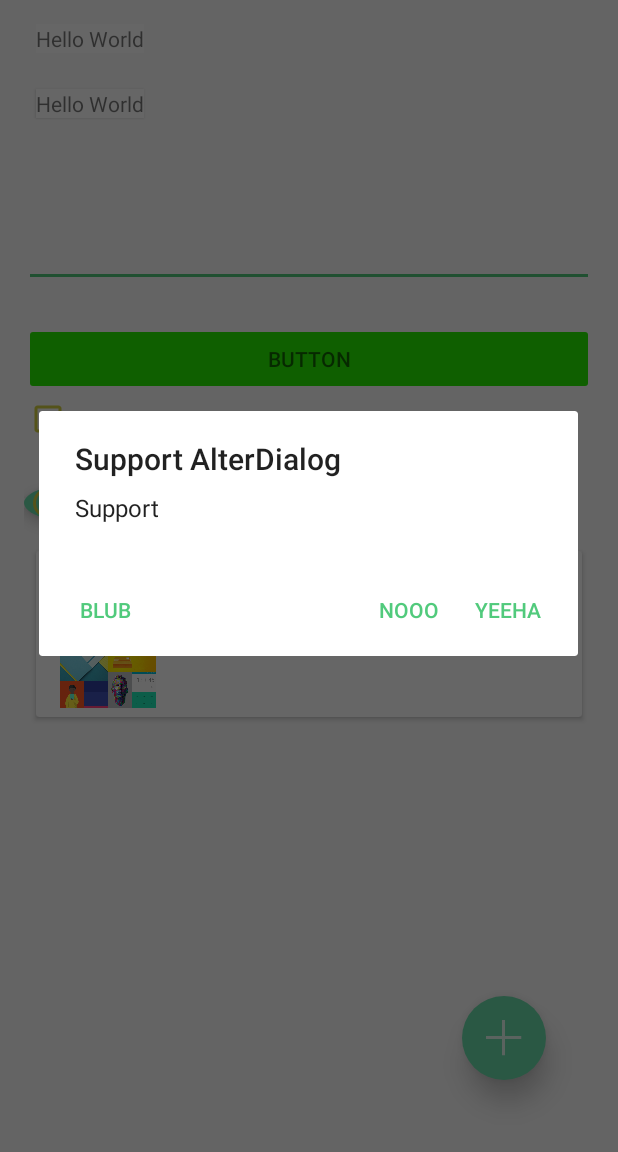
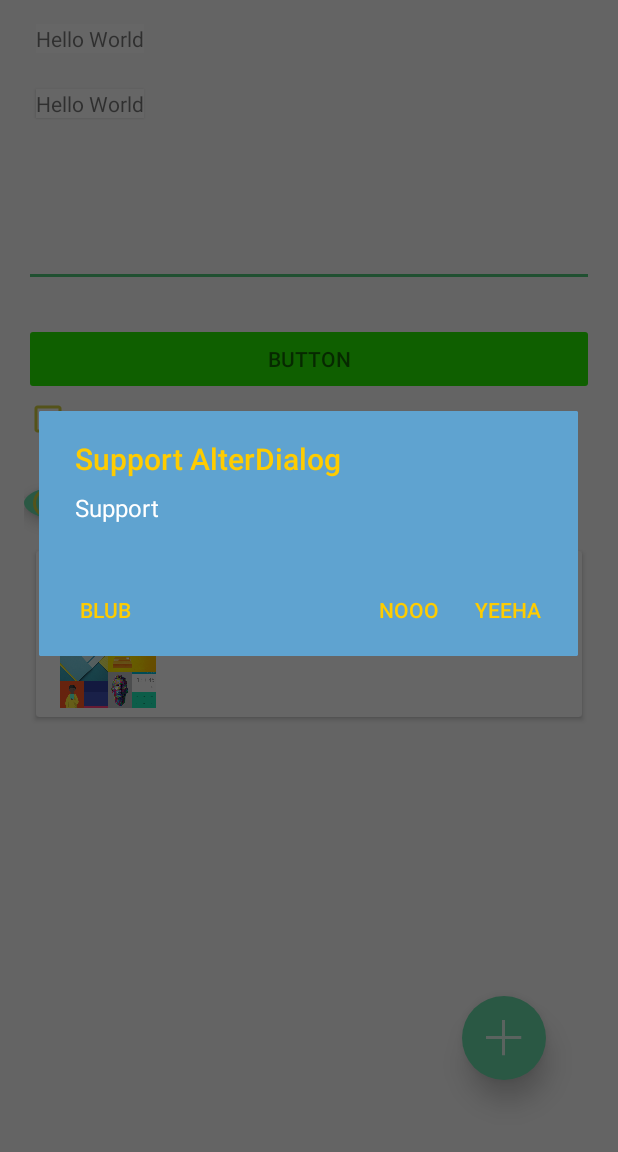
Before and after one commit to 3dmg/AndroidStudioSandbox, an Android app: the screen it shows after launch (HomeActivity), after a tap on an icon or button, on a phone screen of 412 x 824 dp, the part 84-1236 px from its top. Run offline under Robolectric (Android 15) with nearby library versions, the phone set to English and light mode, and no system bars.

Commit message:
add AlertDialog styling

```diff
--- a/mobile/src/main/java/at/mg/androidstudiosandbox/fragments/PlaceholderFragment.java
+++ b/mobile/src/main/java/at/mg/androidstudiosandbox/fragments/PlaceholderFragment.java
@@ -113,7 +113,7 @@ public class PlaceholderFragment extends Fragment {
             @Override
             public void onClick(View v) {
                 Resources r = getResources();
-                AlertDialog alertDialog = new AlertDialog.Builder(getActivity()).setTitle(r.getString(R.string.dialog_title))
+                AlertDialog alertDialog = new AlertDialog.Builder(getActivity(), R.style.AppCompatAlertDialogStyle).setTitle(r.getString(R.string.dialog_title))
                         .setMessage(r.getString(R.string.dialog_message)).setPositiveButton(r.getString(R.string.dialog_pos), null)
                         .setNegativeButton(r.getString(R.string.dialog_neg), null).setNeutralButton(r.getString(R.string.dialog_neutr), null).create();
                 alertDialog.show();
--- a/mobile/src/main/res/values/styles.xml
+++ b/mobile/src/main/res/values/styles.xml
@@ -52,4 +52,16 @@
         <item name="android:background">#B2B2B2</item>
     </style>
 
+    <style name="AppCompatAlertDialogStyle" parent="Theme.AppCompat.Light.Dialog.Alert">
+        <item name="colorAccent">#FFCC00</item>
+        <item name="android:textColorPrimary">#FFFFFF</item>
+        <item name="android:background">#5fa3d0</item>
+
+        <item name="android:windowTitleStyle">@style/TitleDialogTextStyle</item>
+    </style>
+
+    <style name="TitleDialogTextStyle" parent="Base.DialogWindowTitle.AppCompat">
+        <item name="android:textColor">#FFCC00</item>
+    </style>
+
 </resources>
```
